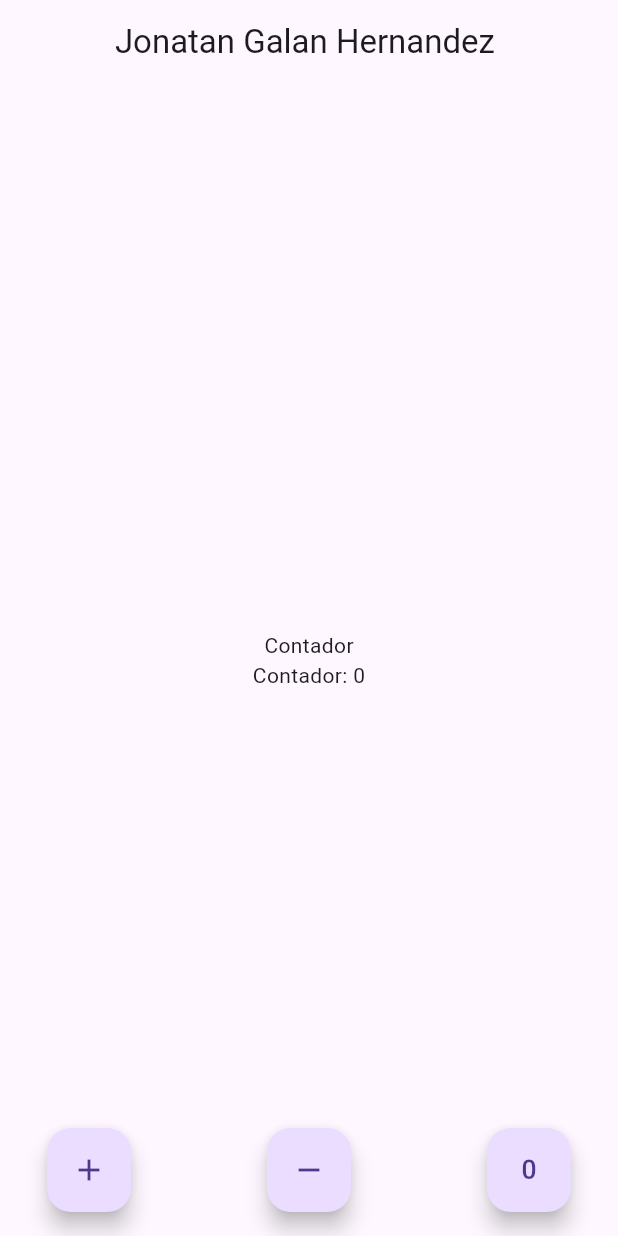
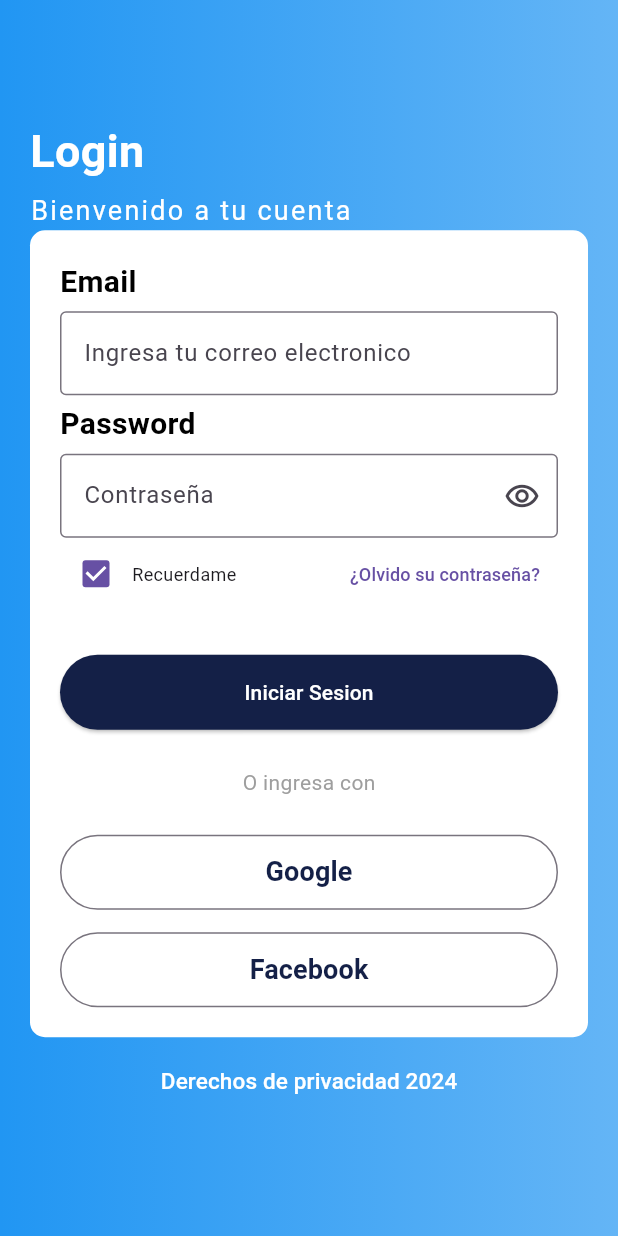
Before and after one commit to Galan43/contador_clicks, a Flutter app: the screen it shows after launch, on a phone screen of 412 x 824 dp. Run offline on Flutter 3.47's test engine with Material 3 defaults, Android fonts, the phone set to English and light mode, and no system bars.

Commit message:
Derechos de privacidad y Botones

```diff
--- a/lib/main.dart
+++ b/lib/main.dart
@@ -1,4 +1,5 @@
-import 'package:counter_test/pages/home_page.dart';
+// import 'package:counter_test/pages/home_page.dart';
+import 'package:counter_test/pages/login_page.dart';
 import 'package:flutter/material.dart';
 
 void main() {
@@ -11,8 +12,9 @@ class MyApp extends StatelessWidget {
   @override
   Widget build(BuildContext context) {
     return const MaterialApp(
+      debugShowCheckedModeBanner: false,
       title: 'Material App',
-      home: HomePage(),
+      home: LoginPage(),
     );
   }
 }
--- /dev/null
+++ b/lib/pages/login_page.dart
@@ -0,0 +1,310 @@
+import 'package:flutter/material.dart';
+
+class LoginPage extends StatefulWidget {
+  const LoginPage({super.key});
+
+  @override
+  State<LoginPage> createState() => _LoginPageState();
+}
+
+class _LoginPageState extends State<LoginPage> {
+  @override
+  Widget build(BuildContext context) {
+    return const Scaffold(
+      body: Stack(
+        children: [
+          Fondo(),
+          Contenido(),
+        ],
+      ),
+    );
+  }
+}
+
+class Fondo extends StatelessWidget {
+  const Fondo({super.key});
+
+  @override
+  Widget build(BuildContext context) {
+    return Container(
+      decoration: BoxDecoration(
+          gradient: LinearGradient(
+        colors: [Colors.blue.shade300, Colors.blue],
+        begin: Alignment.centerRight,
+        end: Alignment.centerLeft,
+      )),
+    );
+  }
+}
+
+class Contenido extends StatefulWidget {
+  const Contenido({super.key});
+
+  @override
+  State<Contenido> createState() => _ContenidoState();
+}
+
+class _ContenidoState extends State<Contenido> {
+  @override
+  Widget build(BuildContext context) {
+    return const Padding(
+      padding: EdgeInsets.symmetric(horizontal: 20),
+      child: Column(
+        mainAxisAlignment: MainAxisAlignment.center,
+        crossAxisAlignment: CrossAxisAlignment.start,
+        children: [
+          Text(
+            'Login',
+            style: TextStyle(
+              color: Colors.white,
+              fontWeight: FontWeight.bold,
+              fontSize: 30,
+            ),
+          ),
+          SizedBox(
+            height: 5,
+          ),
+          Text(
+            'Bienvenido a tu cuenta',
+            style: TextStyle(
+              color: Colors.white,
+              fontSize: 18,
+              letterSpacing: 1.5,
+            ),
+          ),
+          Datos(),
+          SizedBox(
+            height: 5,
+          ),
+          Privacidad(),
+        ],
+      ),
+    );
+  }
+}
+
+class Datos extends StatefulWidget {
+  const Datos({super.key});
+
+  @override
+  State<Datos> createState() => _DatosState();
+}
+
+class _DatosState extends State<Datos> {
+  bool showPassword = true;
+
+  @override
+  Widget build(BuildContext context) {
+    return Container(
+      padding: const EdgeInsets.all(20),
+      decoration: BoxDecoration(
+        borderRadius: BorderRadius.circular(10),
+        color: Colors.white,
+      ),
+      child: Column(
+        crossAxisAlignment: CrossAxisAlignment.start,
+        children: [
+          const Text(
+            'Email',
+            style: TextStyle(
+              color: Colors.black,
+              fontWeight: FontWeight.bold,
+              fontSize: 20,
+            ),
+          ),
+          const SizedBox(
+            height: 5,
+          ),
+          TextFormField(
+            keyboardType: TextInputType.emailAddress,
+            decoration: const InputDecoration(
+              border: OutlineInputBorder(),
+              hintText: 'Ingresa tu correo electronico',
+            ),
+          ),
+          const SizedBox(
+            height: 5,
+          ),
+          const Text(
+            'Password',
+            style: TextStyle(
+              color: Colors.black,
+              fontWeight: FontWeight.bold,
+              fontSize: 20,
+            ),
+          ),
+          const SizedBox(
+            height: 5,
+          ),
+          TextFormField(
+            obscureText: showPassword,
+            decoration: InputDecoration(
+              border: const OutlineInputBorder(),
+              hintText: 'Contraseña',
+              suffixIcon: IconButton(
+                icon: const Icon(Icons.remove_red_eye_outlined),
+                onPressed: () => {
+                  setState(() {
+                    showPassword == true
+                        ? showPassword = true
+                        : showPassword = false;
+                  }),
+                },
+              ),
+            ),
+          ),
+          const Remember(),
+          const SizedBox(
+            height: 30,
+          ),
+          const Botones(),
+        ],
+      ),
+    );
+  }
+}
+
+class Remember extends StatefulWidget {
+  const Remember({super.key});
+
+  @override
+  State<Remember> createState() => _RememberState();
+}
+
+class _RememberState extends State<Remember> {
+  bool ischecked = true;
+
+  @override
+  Widget build(BuildContext context) {
+    return Row(
+      children: [
+        Checkbox(
+            value: ischecked,
+            onChanged: (value) => {
+                  setState(() => ischecked == false
+                      ? ischecked = true
+                      : ischecked = false),
+                }),
+        const Text(
+          'Recuerdame',
+          style: TextStyle(fontSize: 12),
+        ),
+        const Spacer(),
+        TextButton(
+            onPressed: () => {},
+            child: const Text(
+              '¿Olvido su contraseña?',
+              style: TextStyle(fontSize: 12),
+            )
+        ),
+      ],
+    );
+  }
+}
+
+class Botones extends StatelessWidget {
+  const Botones({super.key});
+
+  @override
+  Widget build(BuildContext context) {
+    return Column(
+      children: [
+        SizedBox(
+          width: double.infinity,
+          height: 50,
+          child: ElevatedButton(
+            onPressed: () => {},
+              style: ButtonStyle(
+                backgroundColor: MaterialStateProperty.all<Color>(const Color(0xff142047),
+              ),
+            ),
+            child: const Text(
+              'Iniciar Sesion',
+              style: TextStyle(
+                color: Colors.white
+                )
+              ),
+          ),
+        ),
+        const SizedBox(
+          height: 25,
+          width: double.infinity,
+          ),
+        const Text(
+          'O ingresa con',
+        style: TextStyle(
+          color: Colors.grey
+        ),
+        ),
+        const SizedBox(
+          height: 25,
+          width: double.infinity,
+        ),
+        SizedBox(
+          width: double.infinity,
+          height: 50,
+          child: OutlinedButton(
+            onPressed: () => {},
+            child: const Text(
+              'Google',
+              style: TextStyle(
+                color: Color(0xff142047),
+                fontWeight: FontWeight.bold,
+                fontSize: 18
+              )
+            )
+            ),
+        ),
+        const SizedBox(
+          height: 15,
+          width: double.infinity,
+        ),
+        SizedBox(
+          width: double.infinity,
+          height: 50,
+          child: OutlinedButton(
+            onPressed: () => {},
+            child: const Text(
+              'Facebook',
+              style: TextStyle(
+                color: Color(0xff142047),
+                fontWeight: FontWeight.bold,
+                fontSize: 18
+              )
+            )
+            ),
+        ),
+      ],
+    );
+  }
+}
+
+
+class Privacidad extends StatefulWidget {
+  const Privacidad({super.key});
+
+  @override
+  State<Privacidad> createState() => _PrivacidadState();
+}
+
+class _PrivacidadState extends State<Privacidad> {
+  @override
+  Widget build(BuildContext context) {
+    return Center(
+      child: Column(
+        children:[
+        TextButton(
+          onPressed: () =>{},
+          child: const Text(
+          'Derechos de privacidad 2024',
+          style: TextStyle(
+            fontSize: 15,
+            color: Colors.white,
+              )
+            ),
+          ),
+        ],
+      ),
+    );
+  }
+}
```
